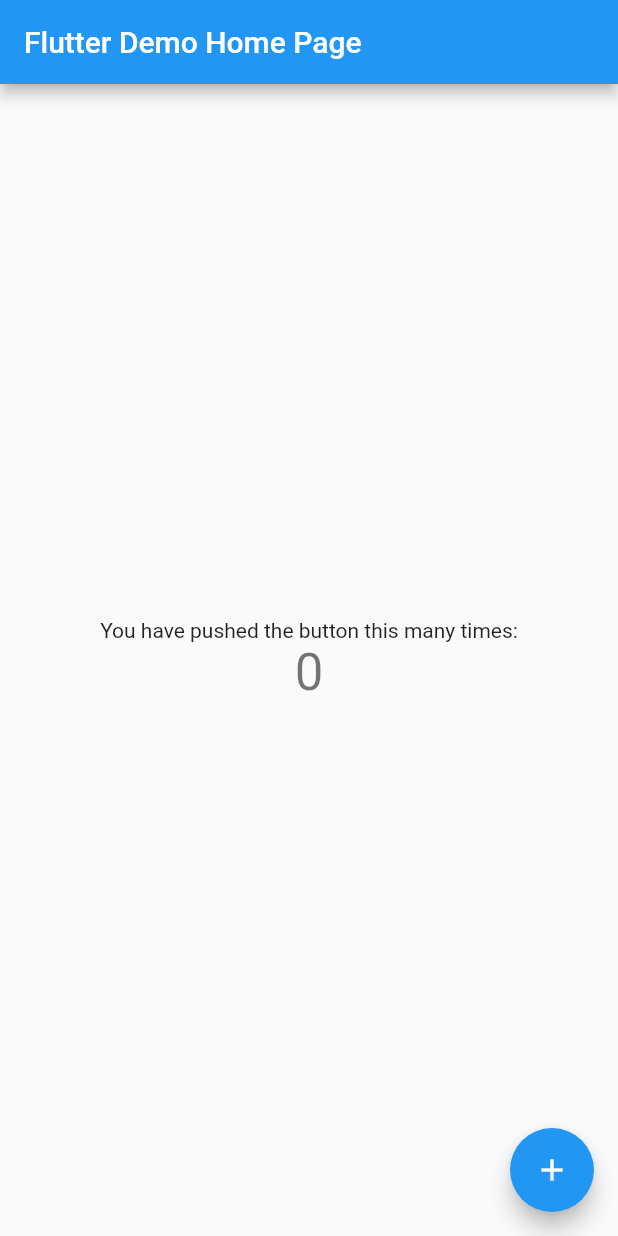
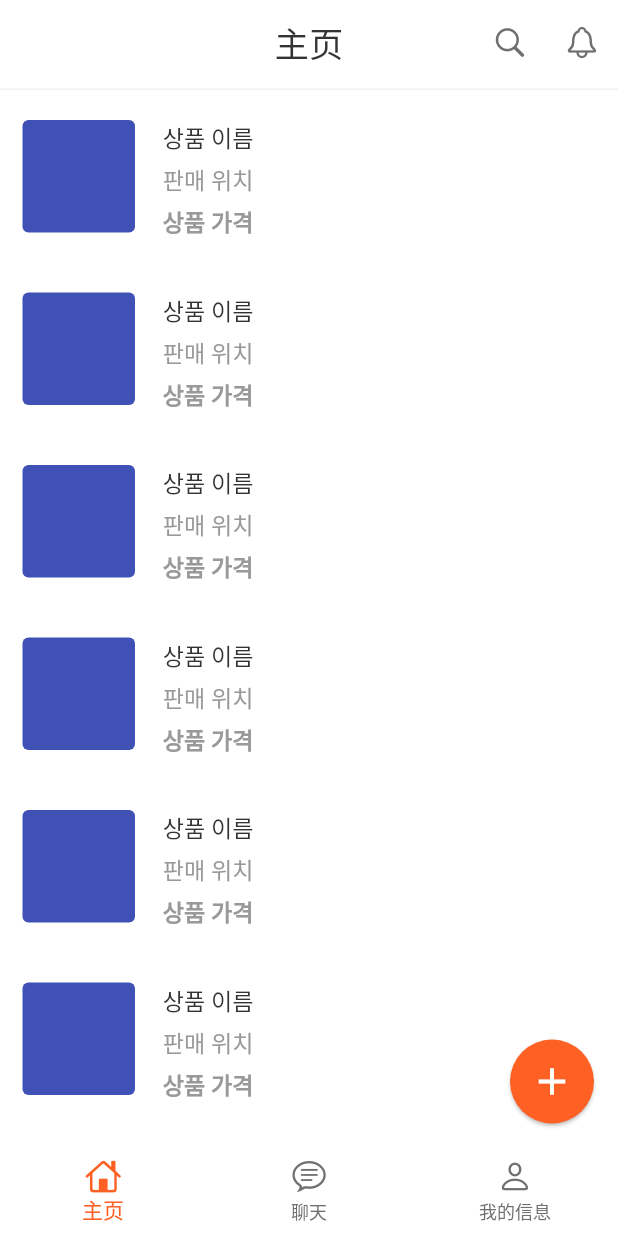
Before and after one commit to tempBoys/quanyi, a Flutter app: the screen it shows after launch, on a phone screen of 412 x 824 dp. Run offline on Flutter 3.47's test engine with Material 2 defaults, Android fonts, the phone set to English and light mode, and no system bars; our stand-ins replace get.

Commit message:
feat : 진정한 시작

```diff
--- /dev/null
+++ b/lib/HomeScreen/components/product_list.dart
@@ -0,0 +1,67 @@
+import 'package:flutter/material.dart';
+import 'package:quanyi/models/constants.dart';
+import 'package:quanyi/widgets/dividers.dart';
+
+class ProductList extends StatelessWidget {
+  final int id;
+  ProductList({Key? key, required this.id}) : super(key: key);
+
+  @override
+  Widget build(BuildContext context) {
+    return Row(
+      mainAxisAlignment: MainAxisAlignment.spaceBetween,
+      children: [
+        Flexible(
+          flex: 2,
+          // 해당 상품 이미지
+          child: Container(
+            height: 75,
+            width: 75,
+            decoration: BoxDecoration(
+              borderRadius: BorderRadius.circular(4),
+              color: Colors.indigo,
+            ),
+          ),
+        ),
+        // 해당 상품 정보
+        Flexible(
+          flex: 5,
+          child: Container(
+            height: 75,
+            width: 270,
+            child: Column(
+              mainAxisAlignment: MainAxisAlignment.start,
+              crossAxisAlignment: CrossAxisAlignment.start,
+              children: [
+                // 상품 이름
+                Text(
+                  "상품 이름",
+                  textScaleFactor: 1.1,
+                  overflow: TextOverflow.ellipsis,
+                  style: TextStyle(color: kTextColor),
+                ),
+                SizedBox(height: 5),
+                // 판매 위치
+                Text(
+                  "판매 위치",
+                  textScaleFactor: 1.1,
+                  style: TextStyle(color: kTextLightColor),
+                ),
+                SizedBox(height: 5),
+                // 상품 가격
+                Text(
+                  "상품 가격",
+                  textScaleFactor: 1.1,
+                  overflow: TextOverflow.ellipsis,
+                  style: TextStyle(
+                      color: kTextLightColor, fontWeight: FontWeight.bold),
+                ),
+              ],
+            ),
+          ),
+        ),
+        KDivider(height: 10),
+      ],
+    );
+  }
+}
--- /dev/null
+++ b/lib/HomeScreen/home.dart
@@ -0,0 +1,49 @@
+import 'package:flutter/cupertino.dart';
+import 'package:flutter/material.dart';
+import 'package:get/get.dart';
+import 'package:quanyi/models/constants.dart';
+import 'package:quanyi/widgets/normal_appbar.dart';
+
+import 'components/product_list.dart';
+
+class HomeScreen extends StatelessWidget {
+  @override
+  Widget build(BuildContext context) {
+    return Scaffold(
+      backgroundColor: kBackGroundColor,
+      appBar: NormalAppbar(
+        title: "主页",
+        actions: [
+          IconButton(
+            icon: Icon(CupertinoIcons.search),
+            onPressed: () {},
+          ),
+          IconButton(
+            icon: Icon(CupertinoIcons.bell),
+            onPressed: () {},
+          )
+        ],
+      ),
+      body: ListView.builder(itemBuilder: (BuildContext ctx, int index) {
+        return Padding(
+            padding: const EdgeInsets.fromLTRB(15, 20, 15, 20),
+            child: ProductList(id: index));
+      }),
+      floatingActionButton: FloatingActionButton(
+        tooltip: "上传我的货",
+        backgroundColor: kAccentColor,
+        elevation: 1,
+        child: Icon(Icons.add_outlined, size: 30),
+        onPressed: () {
+          Get.to(() => Scaffold(
+                appBar: NormalAppbar(
+                  title: "上传我的货",
+                ),
+              ));
+        },
+      ),
+    );
+  }
+}
+
+class HomeController extends GetxController {}
--- a/lib/main.dart
+++ b/lib/main.dart
@@ -1,113 +1,24 @@
 import 'package:flutter/material.dart';
+import 'package:get/get.dart';
+import 'package:quanyi/router/app_page.dart';
 
 void main() {
-  runApp(MyApp());
+  runApp(QuanYi());
 }
 
-class MyApp extends StatelessWidget {
-  // This widget is the root of your application.
+class QuanYi extends StatelessWidget {
   @override
   Widget build(BuildContext context) {
-    return MaterialApp(
-      title: 'Flutter Demo',
-      theme: ThemeData(
-        // This is the theme of your application.
-        //
-        // Try running your application with "flutter run". You'll see the
-        // application has a blue toolbar. Then, without quitting the app, try
-        // changing the primarySwatch below to Colors.green and then invoke
-        // "hot reload" (press "r" in the console where you ran "flutter run",
-        // or simply save your changes to "hot reload" in a Flutter IDE).
-        // Notice that the counter didn't reset back to zero; the application
-        // is not restarted.
-        primarySwatch: Colors.blue,
-      ),
-      home: MyHomePage(title: 'Flutter Demo Home Page'),
+    return GetMaterialApp(
+      builder: (context, child) {
+        return MediaQuery(
+          data: MediaQuery.of(context).copyWith(textScaleFactor: 1),
+          child: child!,
+        );
+      },
+      initialRoute: AppRoutes.DASHBOARD,
+      getPages: AppScreens.list,
+      debugShowCheckedModeBanner: false,
     );
   }
 }
-
-class MyHomePage extends StatefulWidget {
-  MyHomePage({Key? key, required this.title}) : super(key: key);
-
-  // This widget is the home page of your application. It is stateful, meaning
-  // that it has a State object (defined below) that contains fields that affect
-  // how it looks.
-
-  // This class is the configuration for the state. It holds the values (in this
-  // case the title) provided by the parent (in this case the App widget) and
-  // used by the build method of the State. Fields in a Widget subclass are
-  // always marked "final".
-
-  final String title;
-
-  @override
-  _MyHomePageState createState() => _MyHomePageState();
-}
-
-class _MyHomePageState extends State<MyHomePage> {
-  int _counter = 0;
-
-  void _incrementCounter() {
-    setState(() {
-      // This call to setState tells the Flutter framework that something has
-      // changed in this State, which causes it to rerun the build method below
-      // so that the display can reflect the updated values. If we changed
-      // _counter without calling setState(), then the build method would not be
-      // called again, and so nothing would appear to happen.
-      _counter++;
-    });
-  }
-
-  @override
-  Widget build(BuildContext context) {
-    // This method is rerun every time setState is called, for instance as done
-    // by the _incrementCounter method above.
-    //
-    // The Flutter framework has been optimized to make rerunning build methods
-    // fast, so that you can just rebuild anything that needs updating rather
-    // than having to individually change instances of widgets.
-    return Scaffold(
-      appBar: AppBar(
-        // Here we take the value from the MyHomePage object that was created by
-        // the App.build method, and use it to set our appbar title.
-        title: Text(widget.title),
-      ),
-      body: Center(
-        // Center is a layout widget. It takes a single child and positions it
-        // in the middle of the parent.
-        child: Column(
-          // Column is also a layout widget. It takes a list of children and
-          // arranges them vertically. By default, it sizes itself to fit its
-          // children horizontally, and tries to be as tall as its parent.
-          //
-          // Invoke "debug painting" (press "p" in the console, choose the
-          // "Toggle Debug Paint" action from the Flutter Inspector in Android
-          // Studio, or the "Toggle Debug Paint" command in Visual Studio Code)
-          // to see the wireframe for each widget.
-          //
-          // Column has various properties to control how it sizes itself and
-          // how it positions its children. Here we use mainAxisAlignment to
-          // center the children vertically; the main axis here is the vertical
-          // axis because Columns are vertical (the cross axis would be
-          // horizontal).
-          mainAxisAlignment: MainAxisAlignment.center,
-          children: <Widget>[
-            Text(
-              'You have pushed the button this many times:',
-            ),
-            Text(
-              '$_counter',
-              style: Theme.of(context).textTheme.headline4,
-            ),
-          ],
-        ),
-      ),
-      floatingActionButton: FloatingActionButton(
-        onPressed: _incrementCounter,
-        tooltip: 'Increment',
-        child: Icon(Icons.add),
-      ), // This trailing comma makes auto-formatting nicer for build methods.
-    );
-  }
-}
--- /dev/null
+++ b/lib/models/constants.dart
@@ -0,0 +1,39 @@
+import 'package:flutter/material.dart';
+
+// Icon 관련
+const kIconSearch = Icons.search;
+const kIconHeart = Icons.favorite_border_outlined;
+const kIconAlarm = Icons.alarm_add_outlined;
+const kIconCart = Icons.shopping_cart_outlined;
+
+// Text 관련
+const kTitleTextStyle =
+    TextStyle(color: kTextColor, fontWeight: FontWeight.bold);
+const kSubTitleTextStyle =
+    TextStyle(color: kTextColor, fontWeight: FontWeight.bold, fontSize: 20);
+const kTextLightStyle = TextStyle(color: Colors.black26);
+const kAppBarTextScaleFactor = 1.15;
+const kTextScaleFactor = 1.2;
+
+// Color
+const kAppBarColor = Colors.white;
+const kBackGroundColor = Colors.white;
+const kAccentColor = Color(0xFFFF6024);
+const kPrimaryColor = Color(0xFF384483);
+const kSecondaryColor = Color(0xFFCBE1EC);
+
+const kBoxLightColor = Colors.black12;
+const kIconColor = Color(0xFF707070);
+
+const kTextColor = Color(0xFF333333);
+const kTextLightColor = Color(0xFF999999);
+
+// Padding
+const double kDefaultPadding = 10.0;
+
+// Size
+const kMarketProfileImageSize = 25.0;
+const kProductOptionSelectHeight = 45.0;
+
+// Widget 관련
+BorderSide kBorderLine = BorderSide(color: Color(0xFFF2F2F2), width: 1);
--- /dev/null
+++ b/lib/models/size_config.dart
@@ -0,0 +1,46 @@
+import 'package:flutter/material.dart';
+
+class SizeConfig {
+  static late MediaQueryData _mediaQueryData;
+  static late double screenWidth;
+  static late double screenHeight;
+  static late double defaultSize;
+  static late Orientation orientation;
+
+  void init(BuildContext context) {
+    _mediaQueryData = MediaQuery.of(context);
+    screenWidth = _mediaQueryData.size.width;
+    screenHeight = _mediaQueryData.size.height;
+    orientation = _mediaQueryData.orientation;
+  }
+}
+
+// Get the proportionate height as per screen size
+double getProportionateScreenHeight(double inputHeight) {
+  double screenHeight = SizeConfig.screenHeight;
+  // 812 is the layout height that designer use
+  return (inputHeight / 812.0) * screenHeight;
+}
+
+// Get the proportionate height as per screen size
+double getProportionateScreenWidth(double inputWidth) {
+  double screenWidth = SizeConfig.screenWidth;
+  // 375 is the layout width that designer use
+  return (inputWidth / 375.0) * screenWidth;
+}
+
+double getScreenHeight() {
+  return SizeConfig.screenHeight;
+}
+
+double getScreenWidth() {
+  return SizeConfig.screenWidth;
+}
+
+extension SizeExtension on num {
+// Get the proportionate height as per screen size
+  double get w => (this / 375.0) * SizeConfig.screenWidth;
+
+// Get the proportionate height as per screen size
+  double get h => (this / 812.0) * SizeConfig.screenHeight;
+}
--- /dev/null
+++ b/lib/router/app_page.dart
@@ -0,0 +1,15 @@
+import 'package:get/get.dart';
+import 'package:quanyi/router/dashboard.dart';
+
+class AppScreens {
+  static var list = [
+    GetPage(
+      name: AppRoutes.DASHBOARD,
+      page: () => DashboardScreen(),
+    ),
+  ];
+}
+
+class AppRoutes {
+  static const String DASHBOARD = '/';
+}
--- /dev/null
+++ b/lib/router/dashboard.dart
@@ -0,0 +1,78 @@
+import 'package:flutter/cupertino.dart';
+import 'package:flutter/material.dart';
+import 'package:get/get.dart';
+import 'package:quanyi/ChattingScreen/chatting.dart';
+import 'package:quanyi/HomeScreen/home.dart';
+import 'package:quanyi/MyPageScreen/my_page.dart';
+
+import 'package:quanyi/models/constants.dart';
+import 'package:quanyi/models/size_config.dart';
+
+class DashboardController extends GetxController {
+  RxInt tabIndex = 0.obs;
+
+  void changeTabIndex(int index) {
+    tabIndex.value = index;
+  }
+}
+
+class DashboardScreen extends StatelessWidget {
+  final dashboardController = Get.put(DashboardController());
+  _bottomNavigationBarItem({required IconData icon, String label = ''}) {
+    return BottomNavigationBarItem(
+      icon: Icon(icon),
+      label: label,
+    );
+  }
+
+  @override
+  Widget build(BuildContext context) {
+    SizeConfig().init(context);
+    return Obx(() => Scaffold(
+          backgroundColor: Colors.white,
+          body: SafeArea(
+            child: IndexedStack(
+              index: dashboardController.tabIndex.value,
+              children: [
+                HomeScreen(),
+                ChattingScreen(),
+                MyPageScreen(),
+              ],
+            ),
+          ),
+          bottomNavigationBar: BottomNavigationBar(
+            unselectedItemColor: kIconColor,
+            selectedItemColor: kAccentColor,
+            onTap: dashboardController.changeTabIndex,
+            currentIndex: dashboardController.tabIndex.value,
+            type: BottomNavigationBarType.fixed,
+            backgroundColor: Colors.white,
+            elevation: 0,
+            items: [
+              _bottomNavigationBarItem(
+                icon: CupertinoIcons.home,
+                label: '主页',
+              ),
+              _bottomNavigationBarItem(
+                icon: CupertinoIcons.chat_bubble_text,
+                label: '聊天',
+              ),
+              _bottomNavigationBarItem(
+                icon: CupertinoIcons.person,
+                label: '我的信息',
+              ),
+            ],
+          ),
+        ));
+  }
+}
+
+class DashboardBinding extends Bindings {
+  @override
+  void dependencies() {
+    Get.lazyPut<DashboardController>(() => DashboardController());
+    Get.lazyPut<HomeController>(() => HomeController());
+    Get.lazyPut<ChattingController>(() => ChattingController());
+    Get.lazyPut<MyPageController>(() => MyPageController());
+  }
+}
--- /dev/null
+++ b/lib/widgets/normal_appbar.dart
@@ -0,0 +1,28 @@
+import 'package:flutter/material.dart';
+import 'package:quanyi/models/constants.dart';
+
+class NormalAppbar extends StatelessWidget implements PreferredSizeWidget {
+  final String title;
+  List<Widget>? actions;
+  NormalAppbar({Key? key, this.title = '', this.actions}) : super(key: key);
+
+  @override
+  Size get preferredSize => const Size(double.infinity, 60);
+
+  @override
+  Widget build(BuildContext context) {
+    return AppBar(
+      iconTheme: IconThemeData(color: kIconColor),
+      backgroundColor: kAppBarColor,
+      elevation: 0,
+      title: Text(
+        title,
+        textScaleFactor: kAppBarTextScaleFactor,
+        style: TextStyle(color: kTextColor),
+      ),
+      centerTitle: true,
+      actions: actions,
+      shape: Border(bottom: kBorderLine),
+    );
+  }
+}
--- a/pubspec.yaml
+++ b/pubspec.yaml
@@ -28,6 +28,10 @@
   # The following adds the Cupertino Icons font to your application.
   # Use with the CupertinoIcons class for iOS style icons.
   cupertino_icons: ^1.0.2
+  get: ^4.3.8
+  http: ^0.13.3
+  syncfusion_flutter_gauges: ^19.2.51
+  intl: ^0.17.0
 
 dev_dependencies:
   flutter_test:
```
Also changed, not shown: lib/ChattingScreen/chatting.dart (added, +11 -0 lines), lib/MyPageScreen/my_page.dart (added, +11 -0 lines), lib/widgets/dividers.dart (added, +17 -0 lines), lib/widgets/normal_button.dart (added, +44 -0 lines), pubspec.lock, 277 other files.
